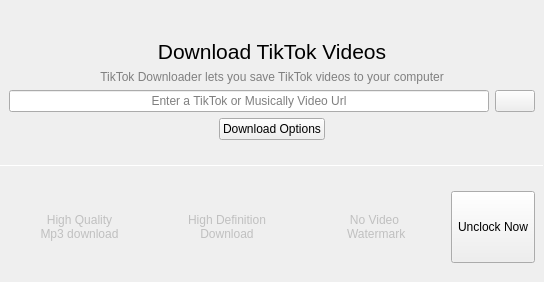
First picture: the form in src/mainwindow.ui, repository keshavbhatt/TikTok-Downloader, before the edit.
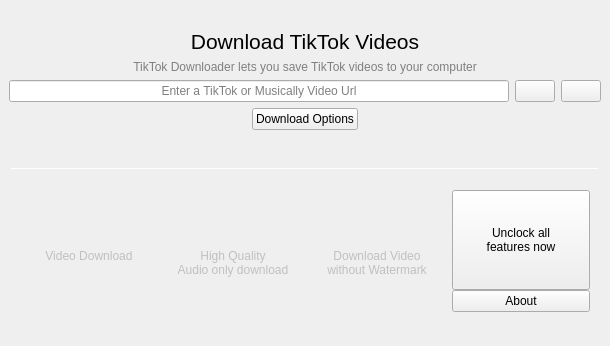
Second picture: the form after the edit. Icons and pictures are not drawn.

```diff
--- a/src/mainwindow.ui
+++ b/src/mainwindow.ui
@@ -6,8 +6,8 @@
    <rect>
     <x>0</x>
     <y>0</y>
-    <width>544</width>
-    <height>282</height>
+    <width>610</width>
+    <height>346</height>
    </rect>
   </property>
   <property name="windowTitle">
@@ -96,6 +96,20 @@
            </property>
           </widget>
          </item>
+         <item>
+          <widget class="QPushButton" name="history_button">
+           <property name="toolTip">
+            <string>History</string>
+           </property>
+           <property name="text">
+            <string/>
+           </property>
+           <property name="icon">
+            <iconset resource="icons.qrc">
+             <normaloff>:/icons/time-line.png</normaloff>:/icons/time-line.png</iconset>
+           </property>
+          </widget>
+         </item>
          <item>
           <widget class="QPushButton" name="help_button">
            <property name="toolTip">
@@ -133,6 +147,12 @@
      </widget>
     </item>
     <item>
+     <widget class="QWidget" name="askPaymentWidget" native="true">
+      <layout class="QVBoxLayout" name="verticalLayout_7">
+       <property name="spacing">
+        <number>0</number>
+       </property>
+       <item>
      <widget class="Line" name="line_2">
       <property name="minimumSize">
        <size>
@@ -156,24 +176,9 @@
       <property name="maximumSize">
        <size>
         <width>16777215</width>
-        <height>90</height>
-       </size>
-      </property>
-      <layout class="QHBoxLayout" name="horizontalLayout_2">
-       <property name="leftMargin">
-        <number>9</number>
-       </property>
-       <property name="topMargin">
-        <number>9</number>
-       </property>
-       <property name="rightMargin">
-        <number>9</number>
-       </property>
-       <property name="bottomMargin">
-        <number>9</number>
-       </property>
-       <item>
-        <widget class="QLabel" name="label_4">
+           <height>140</height>
+          </size>
+         </property>
          <property name="styleSheet">
           <string notr="true">QLabel{
 		  border-radius:4px;
@@ -185,11 +190,65 @@
                 rgba(24, 25, 26, 110), stop:1 
                 rgba(24, 25, 26, 80));
 
-}</string>
+}
+QWidget#bottom_wid{
+	padding: 9px;
+	     color: silver;
+         background-image:url(:/icons/texture.png);
+		  background-clip: border;
+
+	     background-color: qlineargradient(spread:reflect,
+                 x1:1, y1:0, x2:1, y2:1, stop:0 
+                rgba(24, 25, 26, 70), stop:1 
+                rgba(24, 25, 26, 40));
+}
+
+</string>
+         </property>
+         <layout class="QHBoxLayout" name="horizontalLayout_2">
+          <property name="leftMargin">
+           <number>9</number>
+          </property>
+          <property name="topMargin">
+           <number>9</number>
+          </property>
+          <property name="rightMargin">
+           <number>9</number>
+          </property>
+          <property name="bottomMargin">
+           <number>9</number>
+          </property>
+          <item>
+           <layout class="QVBoxLayout" name="verticalLayout_3">
+            <property name="spacing">
+             <number>0</number>
+            </property>
+            <item alignment="Qt::AlignHCenter">
+             <widget class="QLabel" name="f1">
+              <property name="minimumSize">
+               <size>
+                <width>24</width>
+                <height>24</height>
+               </size>
+              </property>
+              <property name="maximumSize">
+               <size>
+                <width>24</width>
+                <height>24</height>
+               </size>
+              </property>
+              <property name="styleSheet">
+               <string notr="true">padding: 6px;
+margin-bottom: -2px;</string>
          </property>
          <property name="text">
-          <string>High Quality
-Mp3 download</string>
+               <string/>
+              </property>
+              <property name="pixmap">
+               <pixmap resource="icons.qrc">:/icons/lock-unlock-line.png</pixmap>
+              </property>
+              <property name="scaledContents">
+               <bool>true</bool>
          </property>
          <property name="alignment">
           <set>Qt::AlignCenter</set>
@@ -199,55 +258,137 @@
        <item>
         <widget class="QLabel" name="label_6">
          <property name="styleSheet">
-          <string notr="true">QWidget{
-		  border-radius:4px;
-		  padding: 9px;
-	     color: silver;
-		  background-clip: border;
-	     background-color: qlineargradient(spread:reflect,
-                 x1:1, y1:0, x2:1, y2:1, stop:0 
-                rgba(24, 25, 26, 110), stop:1 
-                rgba(24, 25, 26, 80));
-
-}</string>
+               <string notr="true"/>
          </property>
          <property name="text">
-          <string>High Definition 
-Download</string>
+               <string>Video Download
+</string>
          </property>
          <property name="alignment">
           <set>Qt::AlignCenter</set>
          </property>
         </widget>
        </item>
+           </layout>
+          </item>
        <item>
-        <widget class="QLabel" name="label_5">
+           <layout class="QVBoxLayout" name="verticalLayout_4">
+            <property name="spacing">
+             <number>0</number>
+            </property>
+            <item alignment="Qt::AlignHCenter">
+             <widget class="QLabel" name="f2">
+              <property name="minimumSize">
+               <size>
+                <width>24</width>
+                <height>24</height>
+               </size>
+              </property>
+              <property name="maximumSize">
+               <size>
+                <width>24</width>
+                <height>24</height>
+               </size>
+              </property>
          <property name="styleSheet">
-          <string notr="true">QWidget{
-		  border-radius:4px;
-		  padding: 9px;
-	     color: silver;
-		  background-clip: border;
-	     background-color: qlineargradient(spread:reflect,
-                 x1:1, y1:0, x2:1, y2:1, stop:0 
-                rgba(24, 25, 26, 110), stop:1 
-                rgba(24, 25, 26, 80));
-
-}</string>
+               <string notr="true">padding: 6px;
+margin-bottom: -2px;</string>
          </property>
          <property name="text">
-          <string>No Video
- Watermark</string>
-         </property>
+               <string/>
+              </property>
+              <property name="pixmap">
+               <pixmap resource="icons.qrc">:/icons/lock-line.png</pixmap>
+              </property>
+              <property name="scaledContents">
+               <bool>true</bool>
+              </property>
          <property name="alignment">
           <set>Qt::AlignCenter</set>
          </property>
         </widget>
        </item>
+            <item>
+             <widget class="QLabel" name="label_9">
+              <property name="styleSheet">
+               <string notr="true"/>
+              </property>
+              <property name="text">
+               <string>High Quality
+Audio only download</string>
+              </property>
+              <property name="alignment">
+               <set>Qt::AlignCenter</set>
+              </property>
+             </widget>
+            </item>
+           </layout>
+          </item>
+          <item>
+           <layout class="QVBoxLayout" name="verticalLayout_5">
+            <property name="spacing">
+             <number>0</number>
+            </property>
+            <item alignment="Qt::AlignHCenter">
+             <widget class="QLabel" name="f3">
+              <property name="minimumSize">
+               <size>
+                <width>24</width>
+                <height>24</height>
+               </size>
+              </property>
+              <property name="maximumSize">
+               <size>
+                <width>24</width>
+                <height>24</height>
+               </size>
+              </property>
+              <property name="styleSheet">
+               <string notr="true">padding: 6px;
+margin-bottom: -2px;</string>
+              </property>
+              <property name="text">
+               <string/>
+              </property>
+              <property name="pixmap">
+               <pixmap resource="icons.qrc">:/icons/lock-line.png</pixmap>
+              </property>
+              <property name="scaledContents">
+               <bool>true</bool>
+              </property>
+              <property name="alignment">
+               <set>Qt::AlignCenter</set>
+              </property>
+             </widget>
+            </item>
+            <item>
+             <widget class="QLabel" name="label_11">
+              <property name="enabled">
+               <bool>true</bool>
+              </property>
+              <property name="styleSheet">
+               <string notr="true"/>
+              </property>
+              <property name="text">
+               <string>Download Video
+without Watermark</string>
+              </property>
+              <property name="alignment">
+               <set>Qt::AlignCenter</set>
+              </property>
+             </widget>
+            </item>
+           </layout>
+          </item>
+          <item>
+           <layout class="QVBoxLayout" name="verticalLayout_6">
+            <property name="spacing">
+             <number>0</number>
+            </property>
        <item>
         <widget class="QToolButton" name="unlock_toolButton">
          <property name="sizePolicy">
-          <sizepolicy hsizetype="Fixed" vsizetype="Expanding">
+               <sizepolicy hsizetype="Preferred" vsizetype="Expanding">
            <horstretch>0</horstretch>
            <verstretch>0</verstretch>
           </sizepolicy>
@@ -255,8 +396,12 @@
          <property name="toolTip">
           <string>Unlock all features</string>
          </property>
+              <property name="styleSheet">
+               <string notr="true"/>
+              </property>
          <property name="text">
-          <string>Unclock Now</string>
+               <string>Unclock all
+features now</string>
          </property>
          <property name="icon">
           <iconset resource="icons.qrc">
@@ -271,6 +416,28 @@
          <property name="toolButtonStyle">
           <enum>Qt::ToolButtonTextUnderIcon</enum>
          </property>
+             </widget>
+            </item>
+            <item>
+             <widget class="QPushButton" name="aboutButton">
+              <property name="sizePolicy">
+               <sizepolicy hsizetype="Preferred" vsizetype="Fixed">
+                <horstretch>0</horstretch>
+                <verstretch>0</verstretch>
+               </sizepolicy>
+              </property>
+              <property name="text">
+               <string>About</string>
+              </property>
+              <property name="icon">
+               <iconset resource="icons.qrc">
+                <normaloff>:/icons/information-line.png</normaloff>:/icons/information-line.png</iconset>
+              </property>
+             </widget>
+            </item>
+           </layout>
+          </item>
+         </layout>
         </widget>
        </item>
       </layout>
```
Left out of the diff: 2 changed lines with no effect on the pictures. Lines whose indentation alone changed are shown as unchanged.
